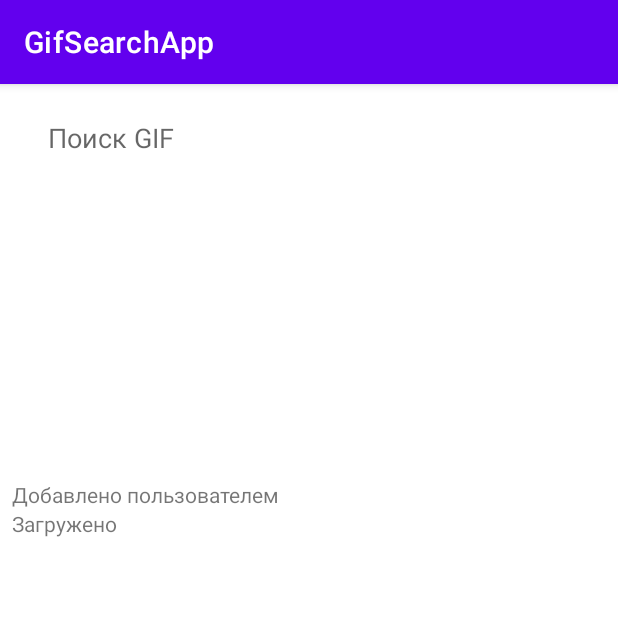
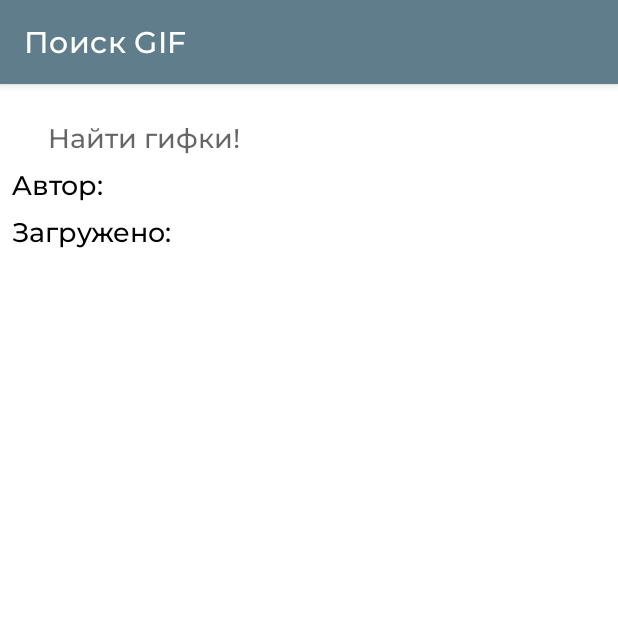
Before and after one commit to orosepa/gif-search-app, an Android app: the fragment GifInfoFragment placed in its activity, on a phone screen of 412 x 824 dp, the top half of it. Run offline under Robolectric (Android 15) with nearby library versions, the phone set to English and light mode, and no system bars; our stand-ins replace Dagger/Hilt's generated code, navigation-ui; pictures from the network do not load; 3 statements that could not run were skipped.

Commit message:
Some ui updates

```diff
--- a/app/src/main/java/com/example/gifsearchapp/presentation/activity/GifSearchActivity.kt
+++ b/app/src/main/java/com/example/gifsearchapp/presentation/activity/GifSearchActivity.kt
@@ -4,6 +4,7 @@ import androidx.appcompat.app.AppCompatActivity
 import android.os.Bundle
 import androidx.navigation.NavController
 import androidx.navigation.fragment.NavHostFragment
+import androidx.navigation.ui.setupActionBarWithNavController
 import com.example.gifsearchapp.R
 import dagger.hilt.android.AndroidEntryPoint
 
@@ -18,9 +19,10 @@ class GifSearchActivity : AppCompatActivity() {
         val navHostFragment = supportFragmentManager.findFragmentById(R.id.nav_host_fragment) as NavHostFragment
         navController = navHostFragment.navController
         navController.enableOnBackPressed(true)
+        setupActionBarWithNavController(navController)
+        supportActionBar?.setDisplayShowTitleEnabled(true)
     }
 
     override fun onSupportNavigateUp(): Boolean =
         navController.navigateUp() || super.onSupportNavigateUp()
-
 }
--- a/app/src/main/java/com/example/gifsearchapp/presentation/adapter/GifGalleryAdapter.kt
+++ b/app/src/main/java/com/example/gifsearchapp/presentation/adapter/GifGalleryAdapter.kt
@@ -19,6 +19,7 @@ class GifGalleryAdapter : RecyclerView.Adapter<GifGalleryAdapter.GifViewHolder>(
         fun bind(gif: Gif) {
             Glide.with(itemView.context)
                 .load(gif.urlSmall)
+                .thumbnail(0.03f)
                 .into(binding.ivGifItem)
         }
     }
--- a/app/src/main/java/com/example/gifsearchapp/presentation/fragment/GifGalleryFragment.kt
+++ b/app/src/main/java/com/example/gifsearchapp/presentation/fragment/GifGalleryFragment.kt
@@ -13,6 +13,7 @@ import androidx.navigation.fragment.findNavController
 import androidx.recyclerview.widget.GridLayoutManager
 import com.example.gifsearchapp.R
 import com.example.gifsearchapp.databinding.FragmentGifGalleryBinding
+import com.example.gifsearchapp.presentation.activity.GifSearchActivity
 import com.example.gifsearchapp.presentation.adapter.GifGalleryAdapter
 import com.example.gifsearchapp.presentation.viewmodel.GifSearchViewModel
 import com.example.gifsearchapp.util.Resource
@@ -32,6 +33,7 @@ class GifGalleryFragment : Fragment(R.layout.fragment_gif_gallery) {
         savedInstanceState: Bundle?
     ): View? {
         binding = FragmentGifGalleryBinding.inflate(inflater, container, false)
+        (activity as GifSearchActivity).supportActionBar?.setTitle(R.string.gif_search_title)
         return binding.root
     }
 
@@ -42,6 +44,7 @@ class GifGalleryFragment : Fragment(R.layout.fragment_gif_gallery) {
         gifGalleryAdapter.setOnItemClickListener {
             val bundle = Bundle().apply {
                 putString("id", it.id)
+                putString("title", it.title)
             }
             findNavController().navigate(
                 R.id.action_gifGalleryFragment_to_gifInfoFragment,
@@ -75,6 +78,7 @@ class GifGalleryFragment : Fragment(R.layout.fragment_gif_gallery) {
             val imm =
                 requireActivity().getSystemService(Context.INPUT_METHOD_SERVICE) as InputMethodManager
             imm.hideSoftInputFromWindow(view?.windowToken, 0)
+            binding.searchView.clearFocus()
             return true
         }
 
--- a/app/src/main/java/com/example/gifsearchapp/presentation/fragment/GifInfoFragment.kt
+++ b/app/src/main/java/com/example/gifsearchapp/presentation/fragment/GifInfoFragment.kt
@@ -5,12 +5,14 @@ import android.os.Bundle
 import android.view.LayoutInflater
 import android.view.View
 import android.view.ViewGroup
+import android.widget.Toast
 import androidx.fragment.app.Fragment
 import androidx.fragment.app.viewModels
 import androidx.navigation.fragment.navArgs
 import com.bumptech.glide.Glide
 import com.example.gifsearchapp.R
 import com.example.gifsearchapp.databinding.FragmentGifInfoBinding
+import com.example.gifsearchapp.presentation.activity.GifSearchActivity
 import com.example.gifsearchapp.presentation.viewmodel.GifSearchViewModel
 import com.example.gifsearchapp.util.Resource
 import dagger.hilt.android.AndroidEntryPoint
@@ -28,6 +30,7 @@ class GifInfoFragment : Fragment(R.layout.fragment_gif_info) {
         savedInstanceState: Bundle?
     ): View? {
         binding = FragmentGifInfoBinding.inflate(inflater, container, false)
+        (activity as GifSearchActivity).supportActionBar?.title = args.title
         viewModel.getGifById(args.id)
         return binding.root
     }
@@ -40,8 +43,13 @@ class GifInfoFragment : Fragment(R.layout.fragment_gif_info) {
                 is Resource.Success -> {
                     val data = response.data!!
                     Glide.with(this).load(data.urlOriginal).into(binding.ivGifInfo)
-                    binding.tvUsername.text = data.username
+                    if (data.username.isBlank()) {
+                        binding.tvAddedBy.visibility = View.GONE
+                    } else {
+                        binding.tvUsername.text = data.username
+                    }
                     binding.tvLoadDate.text = data.importDatetime
+                    binding.tvTitle.text = data.title
                     binding.ivRating.setImageResource(
                         when (data.rating) {
                             "g" -> R.drawable.mpa_rating_g
--- a/app/src/main/java/com/example/gifsearchapp/presentation/viewmodel/GifSearchViewModel.kt
+++ b/app/src/main/java/com/example/gifsearchapp/presentation/viewmodel/GifSearchViewModel.kt
@@ -9,6 +9,7 @@ import com.example.gifsearchapp.domain.model.GifSearchResponse
 import com.example.gifsearchapp.domain.repository.GifSearchRepository
 import com.example.gifsearchapp.util.Resource
 import dagger.hilt.android.lifecycle.HiltViewModel
+import kotlinx.coroutines.delay
 import kotlinx.coroutines.launch
 import javax.inject.Inject
 
--- a/app/src/main/res/layout/fragment_gif_gallery.xml
+++ b/app/src/main/res/layout/fragment_gif_gallery.xml
@@ -22,6 +22,8 @@
         android:id="@+id/rv_gif_gallery"
         android:layout_width="match_parent"
         android:layout_height="wrap_content"
+        android:paddingBottom="@dimen/gif_size"
+        android:clipToPadding="false"
         app:layout_constraintTop_toBottomOf="@id/search_view"/>
 
 
--- a/app/src/main/res/layout/fragment_gif_info.xml
+++ b/app/src/main/res/layout/fragment_gif_info.xml
@@ -9,23 +9,41 @@
     <ImageView
         android:id="@+id/iv_gif_info"
         android:layout_width="match_parent"
-        android:layout_height="@dimen/gif_height"
+        android:layout_height="wrap_content"
         app:layout_constraintTop_toTopOf="parent"
+        android:adjustViewBounds="true"
+        android:maxHeight="@dimen/gif_max_height"
+        tools:layout_height="@dimen/gif_height"
         tools:src="@tools:sample/backgrounds/scenic" />
 
     <TextView
+        android:id="@+id/tv_title"
+        android:layout_width="wrap_content"
+        android:layout_height="wrap_content"
+        android:textAlignment="center"
+        android:textStyle="italic"
+        app:layout_constraintTop_toBottomOf="@id/iv_gif_info"
+        app:layout_constraintStart_toStartOf="parent"
+        app:layout_constraintEnd_toEndOf="parent"
+        app:layout_constraintBottom_toTopOf="@id/tv_added_by"
+        android:layout_margin="@dimen/medium"
+        tools:text="Title of GIF \ntwo lines" />
+
+    <TextView
         android:id="@+id/tv_added_by"
+        android:layout_marginTop="@dimen/small"
         android:layout_width="wrap_content"
         android:layout_height="wrap_content"
         app:layout_constraintStart_toStartOf="parent"
-        app:layout_constraintTop_toBottomOf="@+id/iv_gif_info"
+        app:layout_constraintTop_toBottomOf="@+id/tv_title"
         android:text="@string/added_by" />
 
     <TextView
         android:id="@+id/tv_username"
+        android:layout_marginTop="@dimen/small"
         android:layout_width="wrap_content"
         android:layout_height="wrap_content"
-        app:layout_constraintTop_toBottomOf="@id/iv_gif_info"
+        app:layout_constraintTop_toBottomOf="@id/tv_title"
         app:layout_constraintStart_toEndOf="@id/tv_added_by"
         android:linksClickable="true"
         tools:text="\@orosepa"
@@ -33,6 +51,7 @@
 
     <TextView
         android:id="@+id/tv_when_loaded"
+        android:layout_marginTop="@dimen/small"
         android:layout_width="wrap_content"
         android:layout_height="wrap_content"
         app:layout_constraintStart_toStartOf="parent"
@@ -41,6 +60,7 @@
 
     <TextView
         android:id="@+id/tv_load_date"
+        android:layout_marginTop="@dimen/small"
         android:layout_width="wrap_content"
         android:layout_height="wrap_content"
         app:layout_constraintTop_toBottomOf="@id/tv_added_by"
--- a/app/src/main/res/navigation/nav_graph.xml
+++ b/app/src/main/res/navigation/nav_graph.xml
@@ -6,18 +6,19 @@
 
     <fragment
         android:id="@+id/gifGalleryFragment"
-        android:name="com.example.gifsearchapp.presentation.fragment.GifGalleryFragment"
-        android:label="GifGalleryFragment" >
+        android:name="com.example.gifsearchapp.presentation.fragment.GifGalleryFragment">
         <action
             android:id="@+id/action_gifGalleryFragment_to_gifInfoFragment"
             app:destination="@id/gifInfoFragment" />
     </fragment>
     <fragment
         android:id="@+id/gifInfoFragment"
-        android:name="com.example.gifsearchapp.presentation.fragment.GifInfoFragment"
-        android:label="GifInfoFragment" >
+        android:name="com.example.gifsearchapp.presentation.fragment.GifInfoFragment">
         <argument
             android:name="id"
             app:argType="string" />
+        <argument
+            android:name="title"
+            app:argType="string" />
     </fragment>
 </navigation>
--- a/app/src/main/res/values/colors.xml
+++ b/app/src/main/res/values/colors.xml
@@ -7,4 +7,7 @@
     <color name="teal_700">#FF018786</color>
     <color name="black">#FF000000</color>
     <color name="white">#FFFFFFFF</color>
+    <color name="blue_gray_300">#607d8c</color>
+    <color name="blue_gray_200">#8eacbc</color>
+    <color name="blue_gray_400">#34515f</color>
 </resources>
--- a/app/src/main/res/values/dimens.xml
+++ b/app/src/main/res/values/dimens.xml
@@ -6,4 +6,7 @@
     <dimen name="search_bar_height">40dp</dimen>
     <dimen name="medium">16dp</dimen>
     <dimen name="gif_size">120dp</dimen>
+    <dimen name="gif_max_height">300dp</dimen>
+
+    <dimen name="text_size">18sp</dimen>
 </resources>
--- a/app/src/main/res/values/strings.xml
+++ b/app/src/main/res/values/strings.xml
@@ -1,6 +1,7 @@
 <resources>
     <string name="app_name">GifSearchApp</string>
-    <string name="added_by">Добавлено пользователем </string>
-    <string name="loaded">Загружено</string>
-    <string name="search_gif">Поиск GIF</string>
+    <string name="added_by">Автор: </string>
+    <string name="loaded">Загружено: </string>
+    <string name="search_gif">Найти гифки!</string>
+    <string name="gif_search_title">Поиск GIF</string>
 </resources>
--- a/app/src/main/res/values/themes.xml
+++ b/app/src/main/res/values/themes.xml
@@ -2,15 +2,18 @@
     <!-- Base application theme. -->
     <style name="Theme.GifSearchApp" parent="Theme.MaterialComponents.DayNight.DarkActionBar">
         <!-- Primary brand color. -->
-        <item name="colorPrimary">@color/purple_500</item>
-        <item name="colorPrimaryVariant">@color/purple_700</item>
+        <item name="colorPrimary">@color/blue_gray_300</item>
+        <item name="colorPrimaryVariant">@color/blue_gray_400</item>
         <item name="colorOnPrimary">@color/white</item>
         <!-- Secondary brand color. -->
-        <item name="colorSecondary">@color/teal_200</item>
-        <item name="colorSecondaryVariant">@color/teal_700</item>
+        <item name="colorSecondary">@color/blue_gray_200</item>
+        <item name="colorSecondaryVariant">@color/blue_gray_400</item>
         <item name="colorOnSecondary">@color/black</item>
         <!-- Status bar color. -->
         <item name="android:statusBarColor">?attr/colorPrimaryVariant</item>
         <!-- Customize your theme here. -->
+        <item name="android:textColor">@color/black</item>
+        <item name="android:textSize">@dimen/text_size</item>
+        <item name="fontFamily">@font/montserrat_medium</item>
     </style>
 </resources>
```
